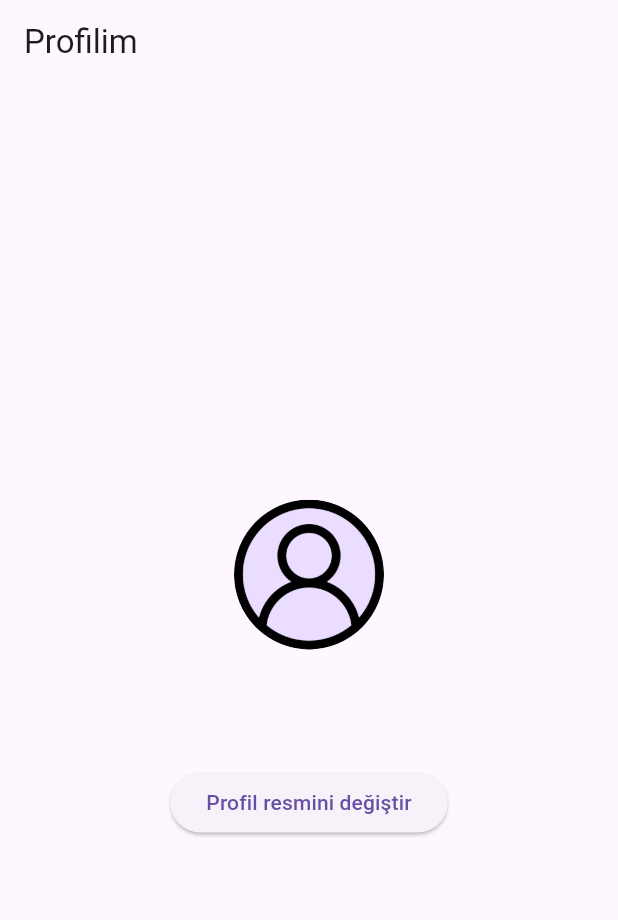
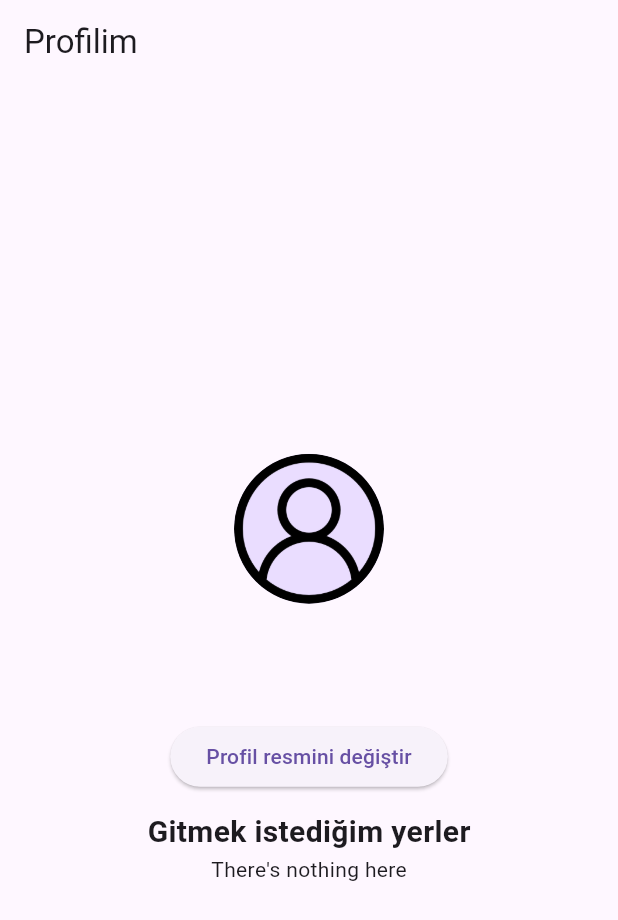
Before and after one commit to progressiveOverload/appjam_1, a Flutter app: the MyProfile screen opened by its route, on a phone screen of 412 x 824 dp. Shown: the top 920 px of the screen. Run offline on Flutter 3.47's test engine with Material 3 defaults, Android fonts, the phone set to English and light mode, and no system bars; our stand-ins replace bottom_navy_bar, firebase_auth, firebase_core, firebase_database, firebase_storage, flutter_card_swiper and 5 more; accounts and stored records are empty; network calls fail.

Commit message:
Add Firebase Realtime Database integration to MyProfile screen

```diff
--- a/lib/screens/my_profile.dart
+++ b/lib/screens/my_profile.dart
@@ -1,8 +1,11 @@
+// ignore_for_file: deprecated_member_use
+
 import 'package:flutter/material.dart';
 import 'package:firebase_auth/firebase_auth.dart';
 import 'package:firebase_storage/firebase_storage.dart';
 import 'package:image_picker/image_picker.dart';
 import 'dart:io';
+import 'package:firebase_database/firebase_database.dart';
 
 class MyProfile extends StatefulWidget {
   const MyProfile({Key? key}) : super(key: key);
@@ -42,6 +45,25 @@ class _MyProfileState extends State<MyProfile> {
     }
   }
 
+  Stream<List<Map<String, dynamic>>> _fetchSwipedRightPlaces() {
+    final databaseReference = FirebaseDatabase(
+      databaseURL:
+          'https://appjam-1-default-rtdb.europe-west1.firebasedatabase.app',
+    ).reference().child('swipedRight');
+
+    return databaseReference.onValue.map((event) {
+      if (event.snapshot.value != null) {
+        Map<String, dynamic> places = Map<String, dynamic>.from(
+            event.snapshot.value as Map<dynamic, dynamic>);
+        return places.values
+            .map((value) => Map<String, dynamic>.from(value))
+            .toList();
+      } else {
+        return [];
+      }
+    });
+  }
+
   @override
   Widget build(BuildContext context) {
     return Scaffold(
@@ -65,8 +87,8 @@ class _MyProfileState extends State<MyProfile> {
                               .instance.currentUser!.photoURL!.isNotEmpty)
                       ? NetworkImage(
                           FirebaseAuth.instance.currentUser!.photoURL!)
-                      : const AssetImage('assets/user.png') as ImageProvider<
-                          Object>, // Replace 'assets/profile.png' with your asset's path
+                      : const AssetImage('assets/user.png')
+                          as ImageProvider<Object>,
             ),
             const SizedBox(
               height: 12,
@@ -83,6 +105,49 @@ class _MyProfileState extends State<MyProfile> {
               onPressed: _pickImage,
               child: const Text('Profil resmini değiştir'),
             ),
+            const SizedBox(
+              height: 12,
+            ),
+            const Text(
+              'Gitmek istediğim yerler',
+              style: TextStyle(fontSize: 20, fontWeight: FontWeight.bold),
+            ),
+            StreamBuilder<List<Map<String, dynamic>>>(
+              stream: _fetchSwipedRightPlaces(),
+              builder: (context, snapshot) {
+                if (snapshot.connectionState == ConnectionState.waiting) {
+                  return const CircularProgressIndicator();
+                } else if (snapshot.hasError) {
+                  return Text('Error: ${snapshot.error}');
+                } else {
+                  if (snapshot.data == null || snapshot.data!.isEmpty) {
+                    return const Text("There's nothing here");
+                  } else {
+                    return ListView.builder(
+                      shrinkWrap: true,
+                      itemCount: snapshot.data!.length,
+                      itemBuilder: (context, index) {
+                        Map<String, dynamic> place = snapshot.data![index];
+                        if (place['imageUrl'] == null &&
+                            place['name'] == null &&
+                            place['address'] == null) {
+                          return Container();
+                        } else {
+                          return ListTile(
+                            leading: (place['imageUrl'] != null)
+                                ? Image.network(place['imageUrl'])
+                                : const Icon(Icons.image),
+                            title: Text(place['name'] ?? ''),
+                            subtitle:
+                                Text(place['address'] ?? 'Önce sağa kaydırın'),
+                          );
+                        }
+                      },
+                    );
+                  }
+                }
+              },
+            ),
           ],
         ),
       ),
--- a/lib/screens/swipe_page.dart
+++ b/lib/screens/swipe_page.dart
@@ -1,3 +1,5 @@
+// ignore_for_file: deprecated_member_use
+
 import 'package:firebase_auth/firebase_auth.dart';
 import 'package:firebase_database/firebase_database.dart';
 import 'package:flutter/material.dart';
```
